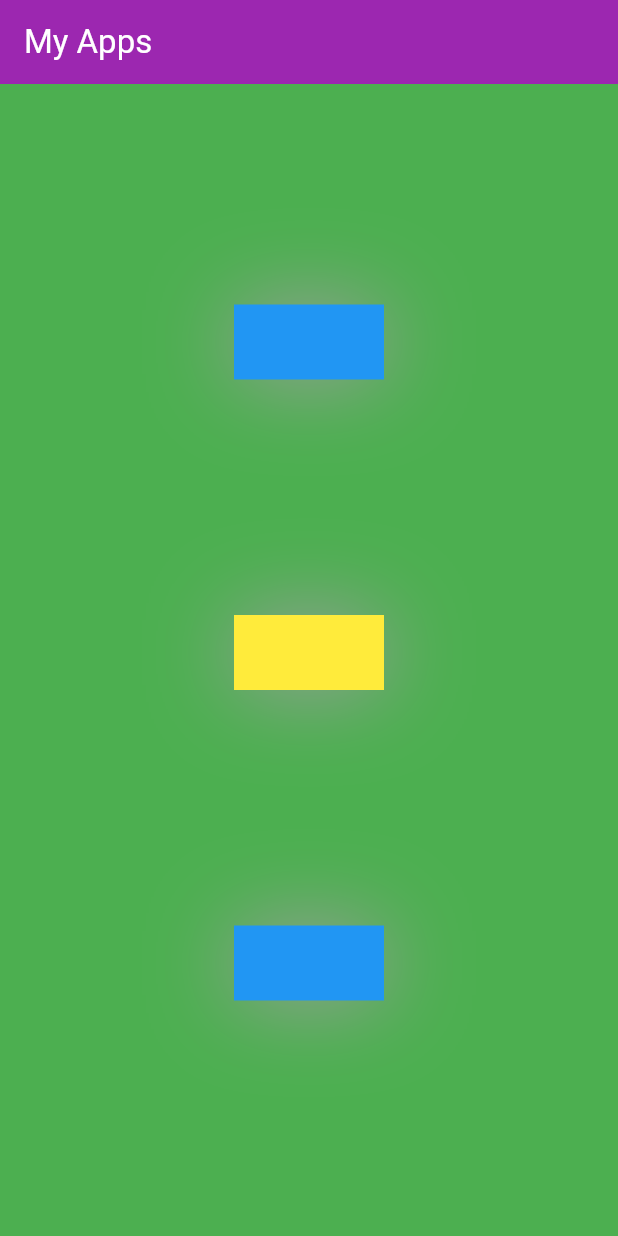
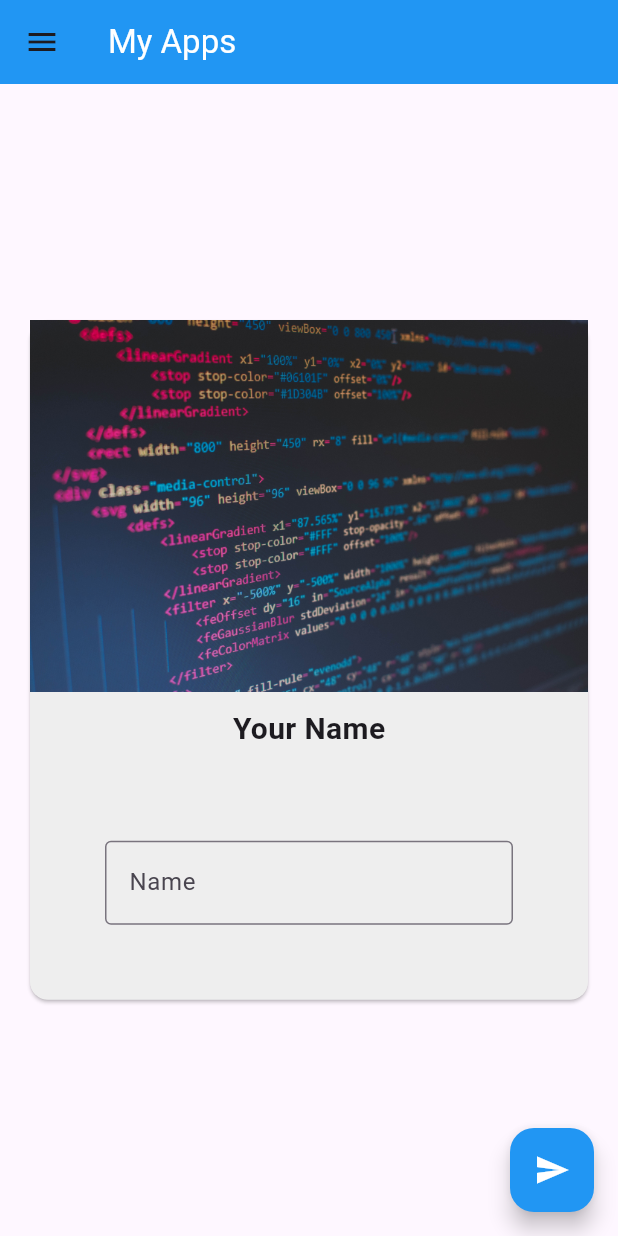
Before and after one commit to Tahmid-kabir-addin/Flutter-Essentials, a Flutter app: the screen it shows after launch, on a phone screen of 412 x 824 dp. Run offline on Flutter 3.47's test engine with Material 3 defaults, Android fonts, the phone set to English and light mode, and no system bars.

Commit message:
Card Drawer StateFulWidget

```diff
--- a/lib/main.dart
+++ b/lib/main.dart
@@ -11,14 +11,34 @@ void main() {
   ));
 }
 
-class HomePage extends StatelessWidget {
+class HomePage extends StatefulWidget {
   const HomePage({super.key});
+
+  @override
+  State<HomePage> createState() => _HomePageState();
+}
+
+class _HomePageState extends State<HomePage> {
+  var myText = "Your Name";
+  TextEditingController _myTextController = TextEditingController();
+
+  @override
+  void initState() {
+    // TODO: implement initState
+    super.initState();
+  }
+
+  @override
+  void dispose() {
+    // TODO: implement dispose
+    super.dispose();
+  }
 
   @override
   Widget build(BuildContext context) {
     return Scaffold(
       appBar: AppBar(
-        backgroundColor: Colors.purple,
+        backgroundColor: Colors.blue,
         title: const Text(
           'My Apps',
           style: TextStyle(
@@ -26,64 +46,97 @@ class HomePage extends StatelessWidget {
           ),
         ),
       ),
-      body: Container(
-        // height: 1000,
-        width: 500,
-        color: Colors.green,
-        child: Column(
-          mainAxisAlignment: MainAxisAlignment.spaceEvenly,
-          crossAxisAlignment: CrossAxisAlignment.center,
+      body: Center(
+        child: Padding(
+          padding: const EdgeInsets.all(16.0),
+          child: SingleChildScrollView(
+            child: Card(
+                color: Colors.grey[200],
+                child: Column(children: [
+                  Image.asset(
+                    'assets/coding.jpg',
+                  ),
+                  SizedBox(
+                    height: 10,
+                  ),
+                  Text(
+                    myText,
+                    style: TextStyle(fontWeight: FontWeight.bold, fontSize: 20),
+                  ),
+                  SizedBox(
+                    height: 10,
+                  ),
+                  Padding(
+                    padding: const EdgeInsets.all(50.0),
+                    child: TextField(
+                      controller: _myTextController,
+                      decoration: InputDecoration(
+                          hintText: "Enter Name",
+                          labelText: "Name",
+                          border: OutlineInputBorder()),
+                    ),
+                  )
+                ])),
+          ),
+        ),
+      ),
+      drawer: Drawer(
+        child: ListView(
+          padding: const EdgeInsets.all(0),
           children: [
-            Container(
-              padding: const EdgeInsets.all(10),
-              margin: const EdgeInsets.only(bottom: 10),
-              height: 50,
-              width: 100,
-              // color: Colors.red,
-              decoration: const BoxDecoration(
-                  color: Colors.blue,
-                  boxShadow: [
-                    BoxShadow(
-                      color: Colors.grey,
-                      blurRadius: 50,
-                    )
-                  ]
+            const UserAccountsDrawerHeader(
+              accountName: Text("Tahmid Kabir"),
+              accountEmail: Text("tahmidkabiraddin@gmail.com"),
+              currentAccountPicture: CircleAvatar(
+                backgroundImage: NetworkImage(
+                    "https://scontent.fdac31-1.fna.fbcdn.net/v/t39.30808-6/313269540_3155884901390464_7202136195450832068_n.jpg?_nc_cat=108&ccb=1-7&_nc_sid=1b51e3&_nc_eui2=AeEhV_AnFFQc-YNcTY2UuMIWlnRB7l2hr5OWdEHuXaGvk-p7f4fZOtQQT9yOvgF4DdY6wbTOkGGvCU61qMIaUuip&_nc_ohc=rGZ_Kb4pwWgAX-m6EDS&_nc_ht=scontent.fdac31-1.fna&oh=00_AfCbLUueO8RrHgQ-puovY6FOWFciiPH99quEfAeV4zbfBA&oe=651FAEE5"),
               ),
             ),
-            Container(
-              margin: const EdgeInsets.only(bottom: 10),
-              height: 50,
-              width: 100,
-              // color: Colors.yellow,
-              decoration: const BoxDecoration(
-                  color: Colors.yellow,
-                  boxShadow: [
-                    BoxShadow(
-                      color: Colors.grey,
-                      blurRadius: 50,
-                    )
-                  ]
+            // const DrawerHeader(
+            //   decoration: BoxDecoration(color: Colors.greenAccent),
+            //   child: Text('Tahmid Kabir'),
+            //
+            // ),
+            ListTile(
+              leading: Icon(Icons.person),
+              title: Text('Tahmid Kabir Addin'),
+              subtitle: const Text(
+                'tahmidkabiraddin@gmail.com',
+                style: TextStyle(fontSize: 12),
               ),
+              trailing: Icon(Icons.edit),
+              onTap: () {},
             ),
-            Container(
-              margin: const EdgeInsets.only(bottom: 10),
-              height: 50,
-              width: 100,
-              // color: Colors.blue,
-              decoration: const BoxDecoration(
-                color: Colors.blue,
-                boxShadow: [
-                  BoxShadow(
-                    color: Colors.grey,
-                    blurRadius: 50,
-                  )
-                ]
+            const ListTile(
+              leading: Icon(Icons.person),
+              title: Text('Tahmid Kabir Addin'),
+              subtitle: Text(
+                'tahmidkabiraddin@gmail.com',
+                style: TextStyle(fontSize: 12),
               ),
+              trailing: Icon(Icons.edit),
+            ),
+            const ListTile(
+              leading: Icon(Icons.person),
+              title: Text('Tahmid Kabir Addin'),
+              subtitle: Text(
+                'tahmidkabiraddin@gmail.com',
+                style: TextStyle(fontSize: 12),
+              ),
+              trailing: Icon(Icons.edit),
             ),
           ],
         ),
-
       ),
+      floatingActionButton: FloatingActionButton(
+        onPressed: () {
+          myText = _myTextController.text;
+          setState(() {});
+        },
+        backgroundColor: Colors.blue,
+        child: const Icon(Icons.send, color: Colors.white),
+      ),
+      // floatingActionButtonLocation: FloatingActionButtonLocation.centerFloat,
     );
   }
 }
--- a/pubspec.yaml
+++ b/pubspec.yaml
@@ -52,6 +52,8 @@ dev_dependencies:
 
 # The following section is specific to Flutter packages.
 flutter:
+  assets:
+    - assets/coding.jpg
 
   # The following line ensures that the Material Icons font is
   # included with your application, so that you can use the icons in
@@ -59,8 +61,8 @@ flutter:
   uses-material-design: true
 
   # To add assets to your application, add an assets section, like this:
-  # assets:
-  #   - images/a_dot_burr.jpeg
+#  assets:
+#    - assets/
   #   - images/a_dot_ham.jpeg
 
   # An image asset can refer to one or more resolution-specific "variants", see
```
Also changed, not shown: assets/coding.jpg (added).
